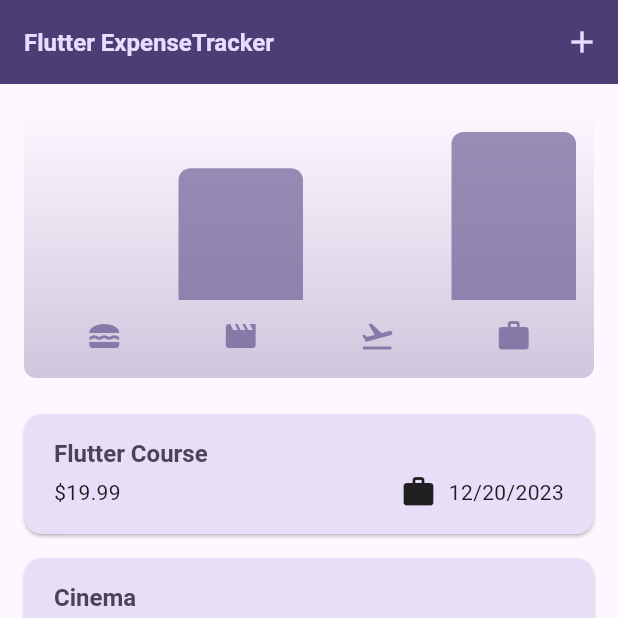
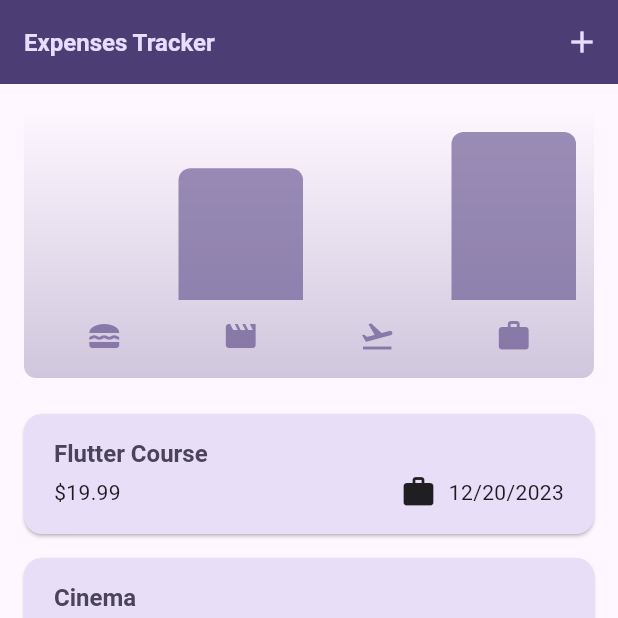
Before and after one commit to yahianasser/expense_tracker, a Flutter app: the screen it shows after launch, on a phone screen of 412 x 824 dp, the top half of it. Run offline on Flutter 3.47's test engine with Material 3 defaults, Android fonts, the phone set to English and light mode, and no system bars.

Commit message:
title edit

```diff
--- a/lib/widgets/expenses.dart
+++ b/lib/widgets/expenses.dart
@@ -79,7 +79,7 @@ class _ExpensesState extends State<Expenses> {
 
     return Scaffold(
       appBar: AppBar(
-        title: const Text('Flutter ExpenseTracker'),
+        title: const Text('Expenses Tracker'),
         actions: [
           IconButton(
             icon: const Icon(Icons.add),
```
